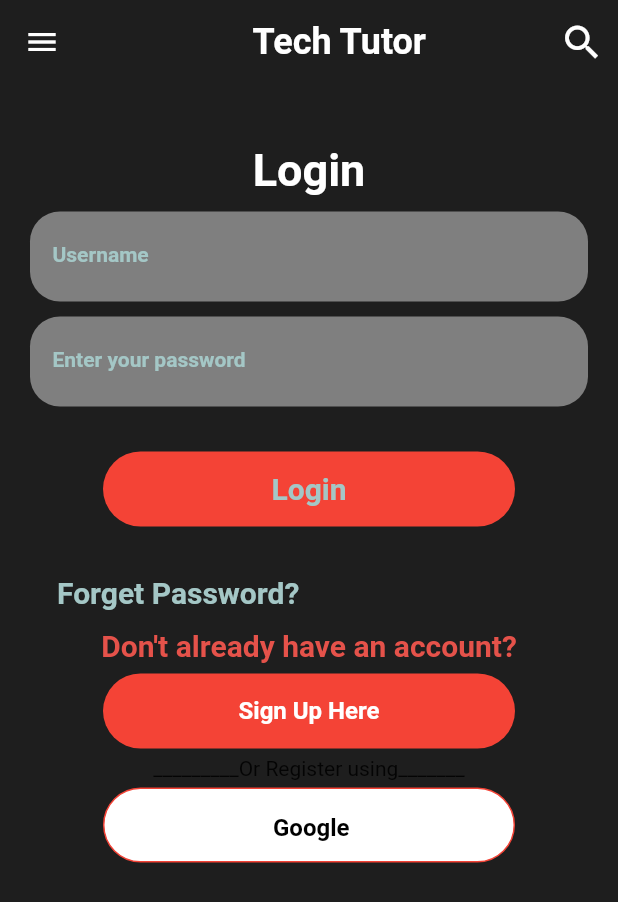
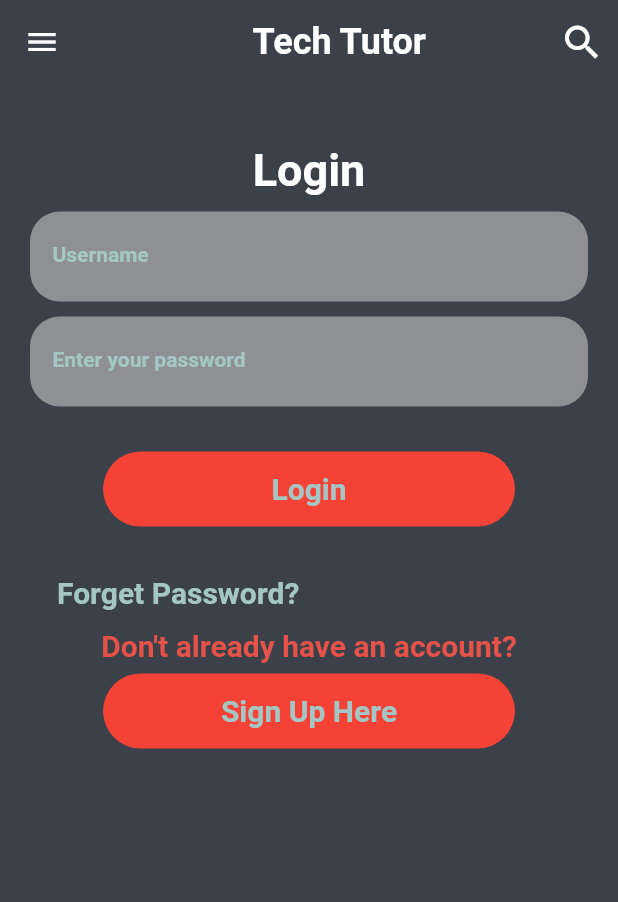
Before and after one commit to Google-Developer-Student-Club-CCOEW/Flutter, a Flutter app: the screen it shows after launch, on a phone screen of 412 x 824 dp. Shown: the top 902 px of the screen. Run offline on Flutter 3.47's test engine with Material 2 defaults, Android fonts, the phone set to English and light mode, and no system bars; Roboto replaces fonts that are missing (Poppins).

Commit message:
Login edited

```diff
--- a/lib/login.dart
+++ b/lib/login.dart
@@ -9,7 +9,7 @@ class LoginPage extends StatelessWidget {
   Widget build(BuildContext context) {
     return Scaffold(
       appBar: AppBar(
-        backgroundColor: AppColor.backgrondColor,
+        backgroundColor: Palette.kToDark,
         elevation: 0,
         actions: [
           Row(
@@ -51,7 +51,7 @@ class LoginPage extends StatelessWidget {
               width: MediaQuery.of(context).size.width,
               height: MediaQuery.of(context).size.height,
               decoration: const BoxDecoration(
-                color: AppColor.backgrondColor,
+                color: Palette.kToDark,
               ),
               child: Column(
                 children: [
@@ -162,7 +162,7 @@ class LoginPage extends StatelessWidget {
                     ),
                   ),
                   const Center(
-                    child: const KText(
+                    child: KText(
                         text: 'Don\'t already have an account?',
                         size: 20,
                         fontWeight: FontWeight.bold,
@@ -191,71 +191,14 @@ class LoginPage extends StatelessWidget {
                           );
                         },
                         child: const Center(
-                          child: Text(
-                            'Sign Up Here',
-                            style: TextStyle(
-                                color: Colors.white,
-                                fontFamily: 'Poppins',
-                                fontSize: 16,
-                                fontWeight: FontWeight.w700),
-                          ),
+                          child: KText(
+                              text: 'Sign Up Here',
+                              size: 20,
+                              fontWeight: FontWeight.bold,
+                              color: AppColor.whiteGreyColor),
                         ),
                       ),
                     ),
-                  ),
-                  const SizedBox(
-                    height: 5,
-                  ),
-                  const Text('_________Or Register using_______'),
-                  const SizedBox(
-                    height: 5,
-                  ),
-                  Container(
-                    margin: const EdgeInsets.only(left: 20, right: 20),
-                    height: 50,
-                    width: MediaQuery.of(context).size.width / 1.5,
-                    decoration: BoxDecoration(
-                        border: const Border(
-                          bottom: BorderSide(
-                              color: Colors.red,
-                              width: 1,
-                              style: BorderStyle.solid),
-                          top: BorderSide(
-                              color: Colors.red,
-                              width: 1,
-                              style: BorderStyle.solid),
-                          left: BorderSide(
-                              color: Colors.red,
-                              width: 1,
-                              style: BorderStyle.solid),
-                          right: BorderSide(
-                              color: Colors.red,
-                              width: 1,
-                              style: BorderStyle.solid),
-                        ),
-                        borderRadius: BorderRadius.circular(80),
-                        color: Colors.white),
-                    child: TextButton(
-                        onPressed: () {},
-                        child: Row(
-                          mainAxisAlignment: MainAxisAlignment.center,
-                          children: const [
-                            SizedBox(
-                              width: 3,
-                            ),
-                            Padding(
-                              padding: EdgeInsets.only(top: 4.0),
-                              child: Text(
-                                'Google',
-                                style: TextStyle(
-                                    color: Colors.black,
-                                    fontWeight: FontWeight.w700,
-                                    fontFamily: 'Poppins',
-                                    fontSize: 16),
-                              ),
-                            ),
-                          ],
-                        )),
                   ),
                 ],
               ),
```
Also changed, not shown: 1 other file.
